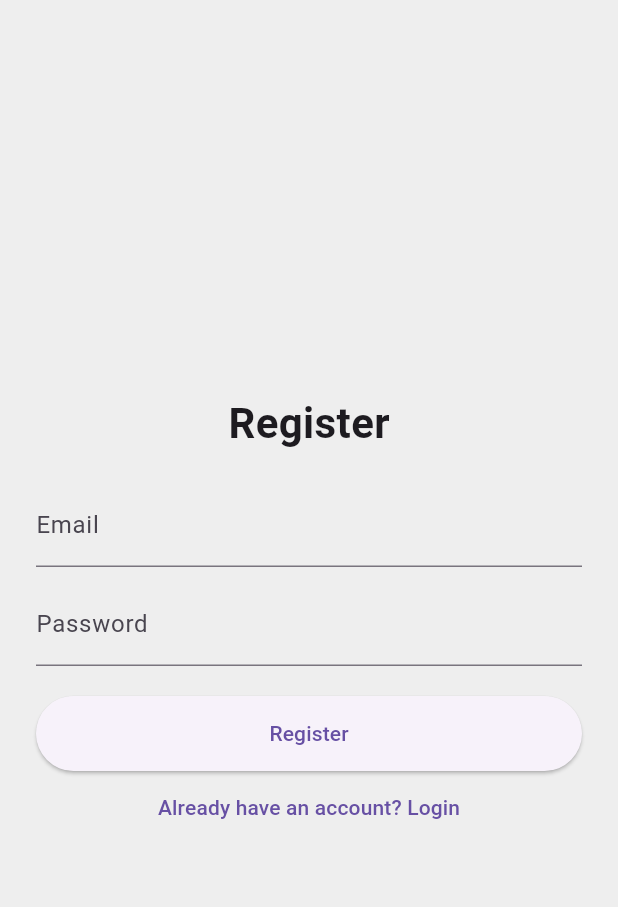
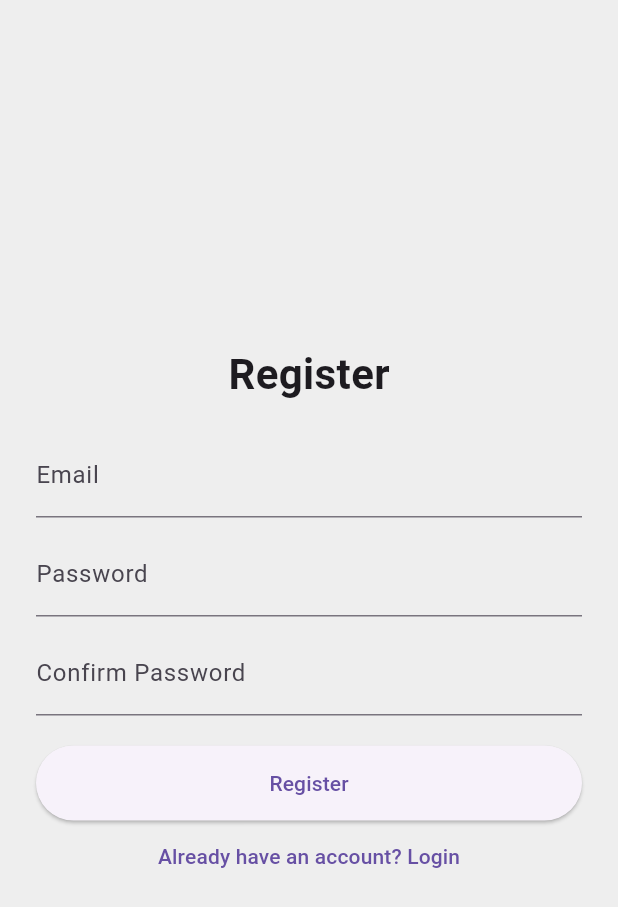
Before and after one commit to NumerousCats/flutt, a Flutter app: the screen it shows after launch, after a tap on "Create an account", on a phone screen of 412 x 824 dp. Shown: the top 907 px of the screen. Run offline on Flutter 3.47's test engine with Material 3 defaults, Android fonts, the phone set to English and light mode, and no system bars; our stand-ins replace cloud_firestore, firebase_auth, firebase_core; accounts and stored records are empty; network calls fail.

Commit message:
first commit

```diff
--- a/lib/login_page.dart
+++ b/lib/login_page.dart
@@ -13,10 +13,29 @@ class LoginPage extends StatefulWidget {
 class _LoginPageState extends State<LoginPage> {
   final emailController = TextEditingController();
   final passwordController = TextEditingController();
+  final confirmPasswordController = TextEditingController();
   bool isLogin = true;
 
   Future<void> handleAuth() async {
     try {
+      if (!isLogin && passwordController.text != confirmPasswordController.text) {
+        // Check if passwords match when registering
+        showDialog(
+          context: context,
+          builder: (_) => AlertDialog(
+            title: const Text('Error'),
+            content: const Text('Passwords do not match.'),
+            actions: [
+              TextButton(
+                onPressed: () => Navigator.pop(context),
+                child: const Text('OK'),
+              ),
+            ],
+          ),
+        );
+        return;
+      }
+
       if (isLogin) {
         // LOGIN
         await FirebaseAuth.instance.signInWithEmailAndPassword(
@@ -85,6 +104,14 @@ class _LoginPageState extends State<LoginPage> {
                 obscureText: true,
                 decoration: const InputDecoration(labelText: 'Password'),
               ),
+              if (!isLogin) ...[
+                const SizedBox(height: 10),
+                TextField(
+                  controller: confirmPasswordController,
+                  obscureText: true,
+                  decoration: const InputDecoration(labelText: 'Confirm Password'),
+                ),
+              ],
               const SizedBox(height: 20),
               ElevatedButton(
                 onPressed: handleAuth,
```
